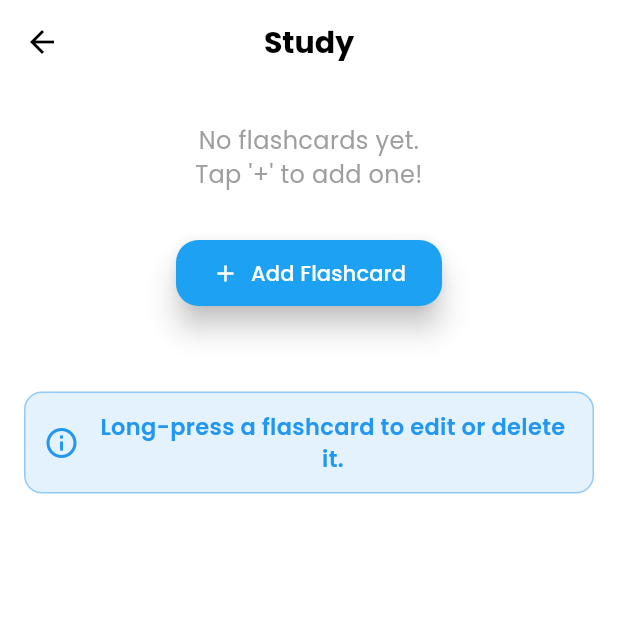
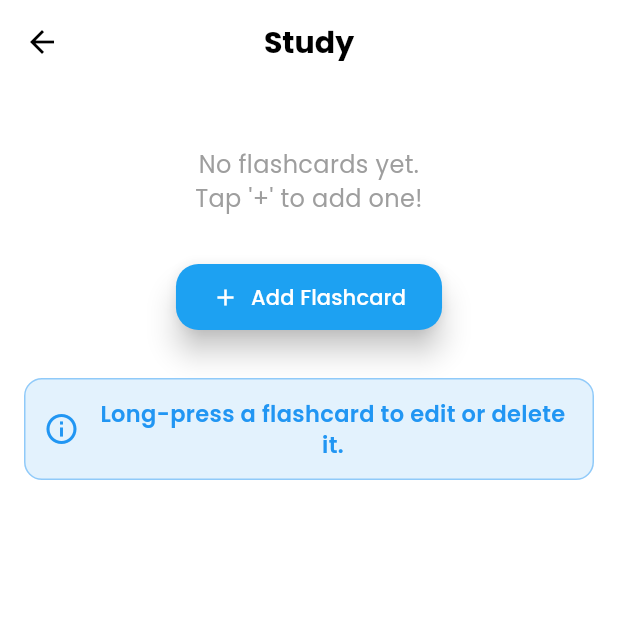
Before and after one commit to AhmedJaberAhmed/CodeAlpha_FlashcardQuizApp, a Flutter app: the StudypageViewBody screen opened directly, on a phone screen of 412 x 824 dp, the top half of it. Run offline on Flutter 3.47's test engine with Material 3 defaults, Android fonts, the phone set to English and light mode, and no system bars; our stand-ins replace bloc, equatable, flutter_bloc, fluttertoast, google_fonts, sqflite; accounts and stored records are empty.

Commit message:
Initial commit

```diff
--- a/lib/features/Home/presentaion/views/StudypageViewBody.dart
+++ b/lib/features/Home/presentaion/views/StudypageViewBody.dart
@@ -17,24 +17,24 @@ class StudypageViewBody extends StatelessWidget {
         backgroundColor: Colors.white,
       ),
       backgroundColor: Colors.white,
-      body: Center(
+      body: SafeArea(
+        child: SingleChildScrollView(
+          child: Padding(
+            padding: const EdgeInsets.all(16.0),
             child: Column(
+              crossAxisAlignment: CrossAxisAlignment.center,
               children: [
 
                 const SizedBox(height: 6),
                 const SizedBox(height: 20),
+
                 const FlipCardListView(),
+
                 const SizedBox(height: 10),
-
-
-
                 const SizedBox(height: 20),
 
                 ElevatedButton.icon(
-              icon: const Icon(
-                Icons.add,
-                color: Colors.white,
-              ),
+                  icon: const Icon(Icons.add, color: Colors.white),
                   label: const Text("Add Flashcard"),
                   style: ElevatedButton.styleFrom(
                     backgroundColor: Color(0xFF1DA1F2),
@@ -53,10 +53,8 @@ class StudypageViewBody extends StatelessWidget {
                   },
                 ),
 
-            const SizedBox(height: 55),
-            Padding(
-              padding: const EdgeInsets.symmetric(horizontal: 16.0),
-              child: Container(
+                const SizedBox(height: 30),
+                Container(
                   padding: const EdgeInsets.all(12),
                   decoration: BoxDecoration(
                     color: Colors.blue.shade50,
@@ -82,12 +80,12 @@ class StudypageViewBody extends StatelessWidget {
                     ],
                   ),
                 ),
-            ),
 
               ],
             ),
           ),
-
+        ),
+      ),
     );
   }
 }
--- a/lib/main.dart
+++ b/lib/main.dart
@@ -4,7 +4,7 @@ import 'package:google_fonts/google_fonts.dart';
 
 import 'features/Home/presentaion/managers/cubits/flashcard_cubit/flashcard_cubit.dart';
 import 'features/Home/presentaion/views/HoemPageView.dart';
- import 'utils/database_helper.dart';
+import 'utils/database_helper.dart';
 
 void main() {
   runApp(const MyApp());
```
Also changed, not shown: lib/features/Home/presentaion/widgets/FlipCardListView.dart (+10 -0 lines). Lines whose indentation alone changed are shown as unchanged.
